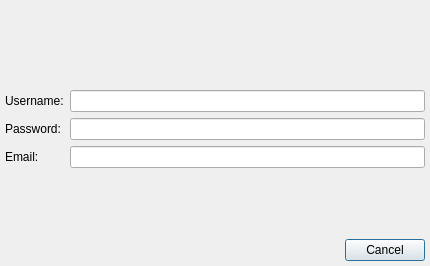
Old version of the form Vacuum/trunk/src/plugins/Registration/registerdialog.ui in the repository vacuum-im/vacuum-im.
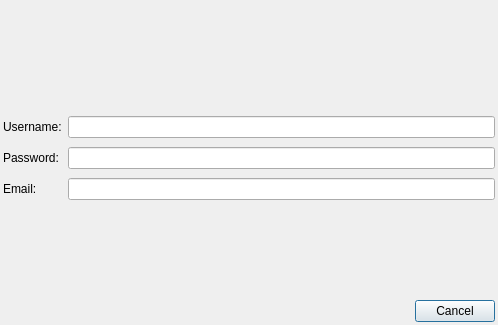
New version of the form.

Diff of the .ui file:
```diff
--- a/Vacuum/trunk/src/plugins/Registration/registerdialog.ui
+++ b/Vacuum/trunk/src/plugins/Registration/registerdialog.ui
@@ -5,8 +5,8 @@
    <rect>
     <x>0</x>
     <y>0</y>
-    <width>430</width>
-    <height>266</height>
+    <width>498</width>
+    <height>325</height>
    </rect>
   </property>
   <property name="windowTitle" >
@@ -14,16 +14,16 @@
   </property>
   <layout class="QVBoxLayout" >
    <property name="leftMargin" >
-    <number>5</number>
+    <number>3</number>
    </property>
    <property name="topMargin" >
-    <number>5</number>
+    <number>3</number>
    </property>
    <property name="rightMargin" >
-    <number>5</number>
+    <number>3</number>
    </property>
    <property name="bottomMargin" >
-    <number>5</number>
+    <number>3</number>
    </property>
    <item>
     <spacer>
@@ -33,19 +33,13 @@
      <property name="sizeHint" >
       <size>
        <width>20</width>
-       <height>40</height>
+       <height>0</height>
       </size>
      </property>
     </spacer>
    </item>
    <item>
     <widget class="QLabel" name="lblInstuctions" >
-     <property name="sizePolicy" >
-      <sizepolicy vsizetype="Preferred" hsizetype="Expanding" >
-       <horstretch>0</horstretch>
-       <verstretch>0</verstretch>
-      </sizepolicy>
-     </property>
      <property name="alignment" >
       <set>Qt::AlignCenter</set>
      </property>
@@ -56,9 +50,6 @@
    </item>
    <item>
     <widget class="QStackedWidget" name="stwForm" >
-     <property name="frameShadow" >
-      <enum>QFrame::Plain</enum>
-     </property>
      <property name="currentIndex" >
       <number>0</number>
      </property>
@@ -132,10 +123,15 @@
      <property name="sizeHint" >
       <size>
        <width>20</width>
-       <height>40</height>
+       <height>0</height>
       </size>
      </property>
     </spacer>
+   </item>
+   <item>
+    <layout class="QHBoxLayout" >
+     <item>
+      <widget class="QWidget" native="1" name="wdtPages" />
    </item>
    <item>
     <widget class="QDialogButtonBox" name="dbbButtons" >
@@ -143,6 +139,8 @@
       <set>QDialogButtonBox::Cancel</set>
      </property>
     </widget>
+     </item>
+    </layout>
    </item>
   </layout>
  </widget>
```
Lines whose indentation alone changed are shown as unchanged.
